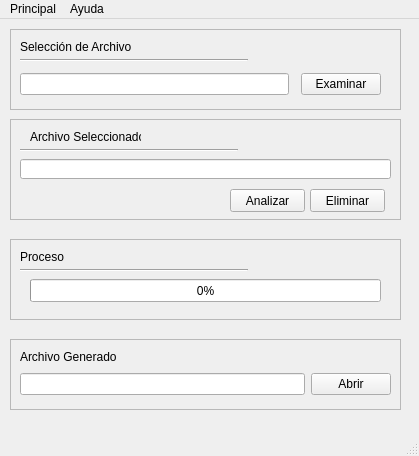
Old version of the form project/pichincha.ui in the repository FreakJazz/PYQT-Interface-gen-access-DataBase.
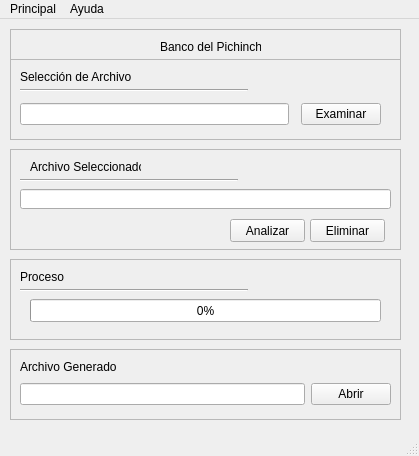
New version of the form.

```diff
--- a/project/pichincha.ui
+++ b/project/pichincha.ui
@@ -18,7 +18,7 @@
     <property name="geometry">
      <rect>
       <x>10</x>
-      <y>10</y>
+      <y>40</y>
       <width>391</width>
       <height>81</height>
      </rect>
@@ -102,7 +102,7 @@
     <property name="geometry">
      <rect>
       <x>10</x>
-      <y>100</y>
+      <y>130</y>
       <width>391</width>
       <height>101</height>
      </rect>
@@ -193,7 +193,7 @@
     <property name="geometry">
      <rect>
       <x>10</x>
-      <y>220</y>
+      <y>240</y>
       <width>391</width>
       <height>81</height>
      </rect>
@@ -261,7 +261,7 @@
     <property name="geometry">
      <rect>
       <x>10</x>
-      <y>320</y>
+      <y>330</y>
       <width>391</width>
       <height>71</height>
      </rect>
@@ -308,6 +308,35 @@
      </layout>
     </widget>
    </widget>
+   <widget class="QFrame" name="frame_5">
+    <property name="geometry">
+     <rect>
+      <x>10</x>
+      <y>10</y>
+      <width>391</width>
+      <height>31</height>
+     </rect>
+    </property>
+    <property name="frameShape">
+     <enum>QFrame::StyledPanel</enum>
+    </property>
+    <property name="frameShadow">
+     <enum>QFrame::Raised</enum>
+    </property>
+    <widget class="QLabel" name="type_file">
+     <property name="geometry">
+      <rect>
+       <x>150</x>
+       <y>10</y>
+       <width>101</width>
+       <height>16</height>
+      </rect>
+     </property>
+     <property name="text">
+      <string>Banco del Pichincha</string>
+     </property>
+    </widget>
+   </widget>
   </widget>
   <widget class="QMenuBar" name="menubar">
    <property name="geometry">
```
